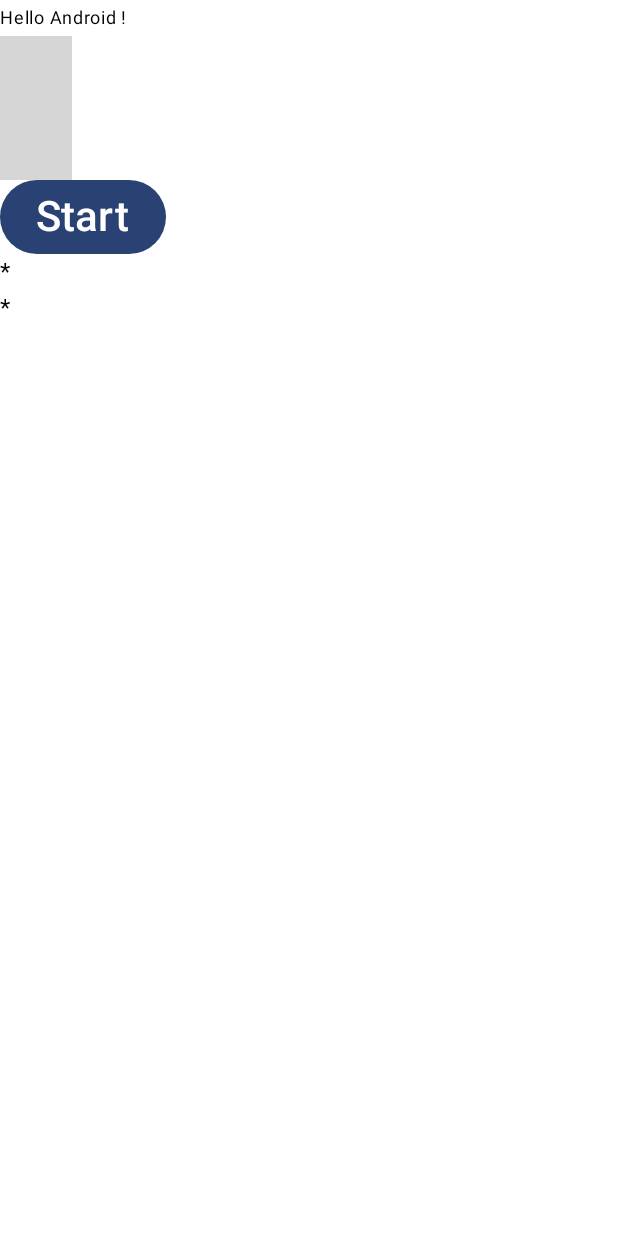
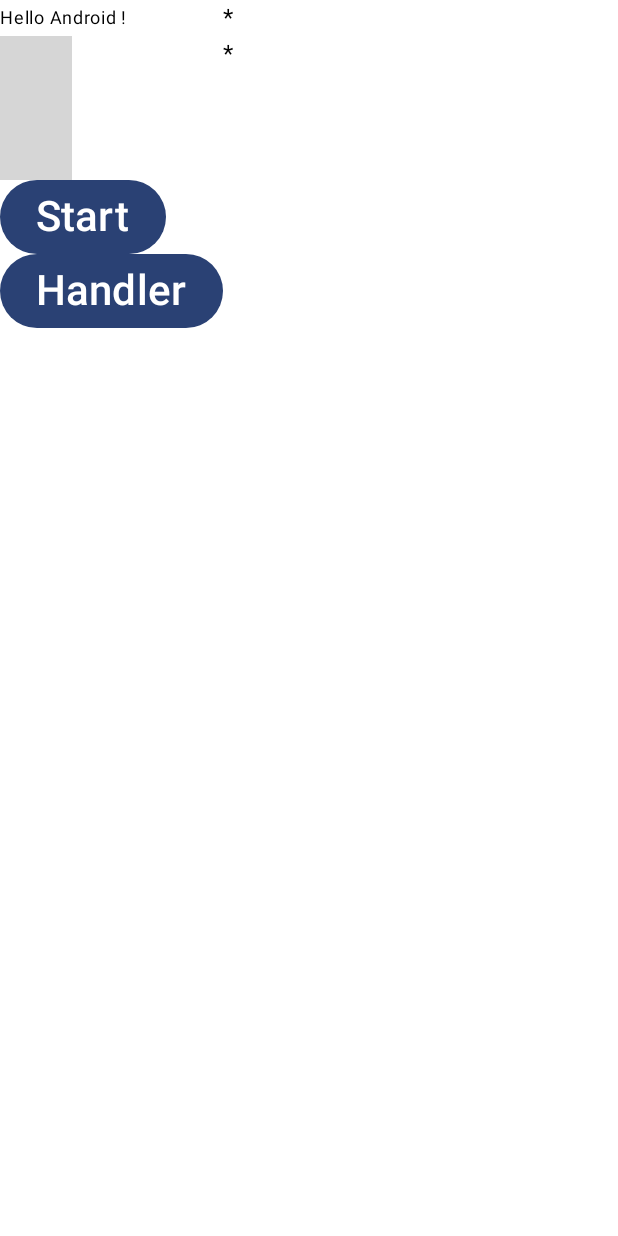
Before and after one commit to llschall/ardwloop-ext-demo, an Android app built with Jetpack Compose: the @Preview function GreetingPreview, on a phone screen of 412 x 824 dp. Run offline under Robolectric (Android 15) with nearby library versions, the phone set to English and light mode, and no system bars; libraries missing offline, so code that uses them is left out: org.llschall.ardwloop; 2 statements that could not run were skipped; grey boxes are pictures that could not be loaded.

Commit message:
[Handler] Create bluetooth handler

```diff
--- a/app/src/main/java/ardwloop/ext/demo/MainActivity.kt
+++ b/app/src/main/java/ardwloop/ext/demo/MainActivity.kt
@@ -5,6 +5,7 @@ import androidx.activity.ComponentActivity
 import androidx.activity.compose.setContent
 import androidx.activity.enableEdgeToEdge
 import androidx.compose.foundation.layout.Column
+import androidx.compose.foundation.layout.Row
 import androidx.compose.foundation.layout.fillMaxSize
 import androidx.compose.foundation.layout.padding
 import androidx.compose.material3.Button
@@ -15,6 +16,7 @@ import androidx.compose.ui.Modifier
 import androidx.compose.ui.tooling.preview.Preview
 import androidx.compose.ui.unit.sp
 import androidx.lifecycle.viewmodel.compose.viewModel
+import ardwloop.ext.demo.model.BluetoothHandler
 import ardwloop.ext.demo.model.LogsModel
 import ardwloop.ext.demo.ui.theme.ArdwloopTheme
 import org.llschall.ardwloop.ArdwloopStarter
@@ -42,6 +44,7 @@ fun Greeting(name: String, modifier: Modifier = Modifier) {
 
     val model: LogsModel = viewModel()
 
+    Row {
         Column {
             Text(
                 text = "Hello $name !",
@@ -65,10 +68,21 @@ fun Greeting(name: String, modifier: Modifier = Modifier) {
                     fontSize = 28.sp
                 )
             }
+            Button(onClick = {
+                BluetoothHandler.handler.start(model);
+            }) {
+                Text(
+                    text = "Handler",
+                    fontSize = 28.sp
+                )
+            }
+        }
+        Column {
             for (text in model.logs) {
                 Text(
                     text = text
                 )
+            }
         }
     }
 }
--- a/app/src/main/java/ardwloop/ext/demo/model/LogsModel.kt
+++ b/app/src/main/java/ardwloop/ext/demo/model/LogsModel.kt
@@ -8,7 +8,7 @@ class LogsModel() : ViewModel() {
     val logs = List(2) { "*" }.toMutableStateList()
 
     fun add(msg: String) {
-        if (logs.size == 16) logs.remove(logs.first())
-        logs.add(Date().time.toString() + "µµµ " + msg)
+        if (logs.size == 27) logs.remove(logs.first())
+        logs.add(Date().time.toString() + " µµµ " + msg)
     }
 }
```
Also changed, not shown: app/src/main/java/ardwloop/ext/demo/model/BluetoothHandler.kt (added, +15 -0 lines). Lines whose indentation alone changed are shown as unchanged.
